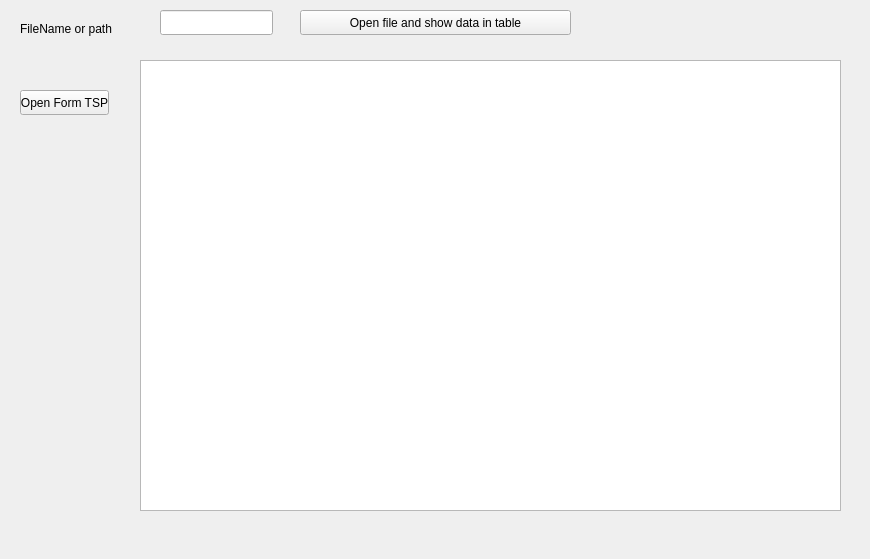
The window that TSP/widget.ui (TonyEastwood/TSP_Local_method_c_plus_plus) describes before a commit, drawn with Qt 5.
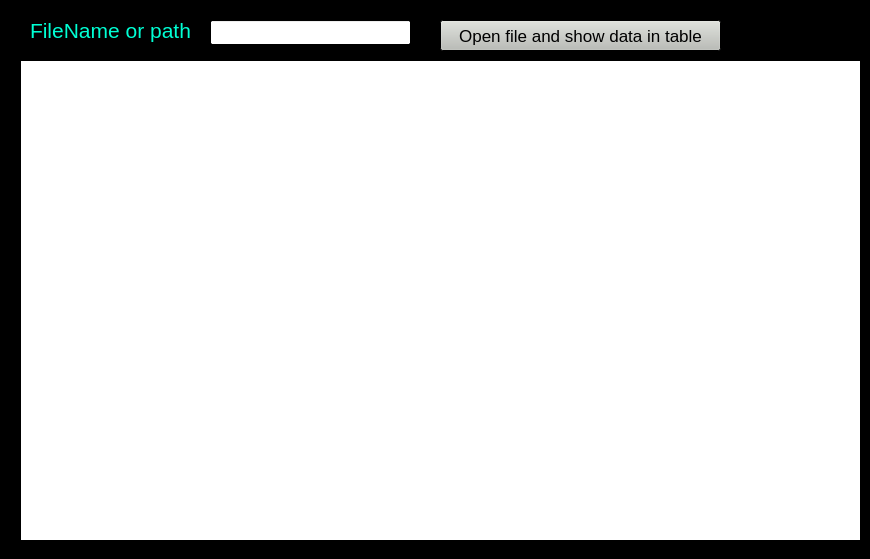
The same window after the commit.

Commit message: added main form. Changed interface and designe

Diff of the .ui file:
```diff
--- a/TSP/widget.ui
+++ b/TSP/widget.ui
@@ -10,18 +10,124 @@
     <height>559</height>
    </rect>
   </property>
+  <property name="palette">
+   <palette>
+    <active>
+     <colorrole role="Base">
+      <brush brushstyle="SolidPattern">
+       <color alpha="255">
+        <red>255</red>
+        <green>255</green>
+        <blue>255</blue>
+       </color>
+      </brush>
+     </colorrole>
+     <colorrole role="Window">
+      <brush brushstyle="SolidPattern">
+       <color alpha="255">
+        <red>0</red>
+        <green>0</green>
+        <blue>0</blue>
+       </color>
+      </brush>
+     </colorrole>
+    </active>
+    <inactive>
+     <colorrole role="Base">
+      <brush brushstyle="SolidPattern">
+       <color alpha="255">
+        <red>255</red>
+        <green>255</green>
+        <blue>255</blue>
+       </color>
+      </brush>
+     </colorrole>
+     <colorrole role="Window">
+      <brush brushstyle="SolidPattern">
+       <color alpha="255">
+        <red>0</red>
+        <green>0</green>
+        <blue>0</blue>
+       </color>
+      </brush>
+     </colorrole>
+    </inactive>
+    <disabled>
+     <colorrole role="Base">
+      <brush brushstyle="SolidPattern">
+       <color alpha="255">
+        <red>0</red>
+        <green>0</green>
+        <blue>0</blue>
+       </color>
+      </brush>
+     </colorrole>
+     <colorrole role="Window">
+      <brush brushstyle="SolidPattern">
+       <color alpha="255">
+        <red>0</red>
+        <green>0</green>
+        <blue>0</blue>
+       </color>
+      </brush>
+     </colorrole>
+    </disabled>
+   </palette>
+  </property>
   <property name="windowTitle">
    <string>Widget</string>
   </property>
   <widget class="QPushButton" name="pushButton">
    <property name="geometry">
     <rect>
-     <x>300</x>
-     <y>10</y>
-     <width>271</width>
-     <height>25</height>
+     <x>440</x>
+     <y>20</y>
+     <width>281</width>
+     <height>31</height>
     </rect>
    </property>
+   <property name="palette">
+    <palette>
+     <active>
+      <colorrole role="Button">
+       <brush brushstyle="SolidPattern">
+        <color alpha="255">
+         <red>186</red>
+         <green>189</green>
+         <blue>182</blue>
+        </color>
+       </brush>
+      </colorrole>
+     </active>
+     <inactive>
+      <colorrole role="Button">
+       <brush brushstyle="SolidPattern">
+        <color alpha="255">
+         <red>186</red>
+         <green>189</green>
+         <blue>182</blue>
+        </color>
+       </brush>
+      </colorrole>
+     </inactive>
+     <disabled>
+      <colorrole role="Button">
+       <brush brushstyle="SolidPattern">
+        <color alpha="255">
+         <red>186</red>
+         <green>189</green>
+         <blue>182</blue>
+        </color>
+       </brush>
+      </colorrole>
+     </disabled>
+    </palette>
+   </property>
+   <property name="font">
+    <font>
+     <pointsize>13</pointsize>
+    </font>
+   </property>
    <property name="text">
     <string>Open file and show data in table</string>
    </property>
@@ -29,45 +135,74 @@
   <widget class="QLabel" name="labelFileName">
    <property name="geometry">
     <rect>
-     <x>20</x>
-     <y>20</y>
-     <width>121</width>
-     <height>17</height>
+     <x>30</x>
+     <y>10</y>
+     <width>181</width>
+     <height>41</height>
     </rect>
    </property>
+   <property name="palette">
+    <palette>
+     <active>
+      <colorrole role="WindowText">
+       <brush brushstyle="SolidPattern">
+        <color alpha="255">
+         <red>0</red>
+         <green>255</green>
+         <blue>212</blue>
+        </color>
+       </brush>
+      </colorrole>
+     </active>
+     <inactive>
+      <colorrole role="WindowText">
+       <brush brushstyle="SolidPattern">
+        <color alpha="255">
+         <red>0</red>
+         <green>255</green>
+         <blue>212</blue>
+        </color>
+       </brush>
+      </colorrole>
+     </inactive>
+     <disabled>
+      <colorrole role="WindowText">
+       <brush brushstyle="SolidPattern">
+        <color alpha="255">
+         <red>190</red>
+         <green>190</green>
+         <blue>190</blue>
+        </color>
+       </brush>
+      </colorrole>
+     </disabled>
+    </palette>
+   </property>
+   <property name="font">
+    <font>
+     <pointsize>16</pointsize>
+    </font>
+   </property>
    <property name="text">
     <string>FileName or path</string>
    </property>
   </widget>
-  <widget class="QPushButton" name="pushButton_2">
-   <property name="geometry">
-    <rect>
-     <x>20</x>
-     <y>90</y>
-     <width>89</width>
-     <height>25</height>
-    </rect>
-   </property>
-   <property name="text">
-    <string>Open Form TSP</string>
-   </property>
-  </widget>
   <widget class="QTableView" name="tableView">
    <property name="geometry">
     <rect>
-     <x>140</x>
+     <x>20</x>
      <y>60</y>
-     <width>701</width>
-     <height>451</height>
+     <width>841</width>
+     <height>481</height>
     </rect>
    </property>
   </widget>
   <widget class="QLineEdit" name="editFileName">
    <property name="geometry">
     <rect>
-     <x>160</x>
-     <y>10</y>
-     <width>113</width>
+     <x>210</x>
+     <y>20</y>
+     <width>201</width>
      <height>25</height>
     </rect>
    </property>
```
Left out of the diff: 2 changed lines with no effect on the pictures. The commit also changes 27 other files.
